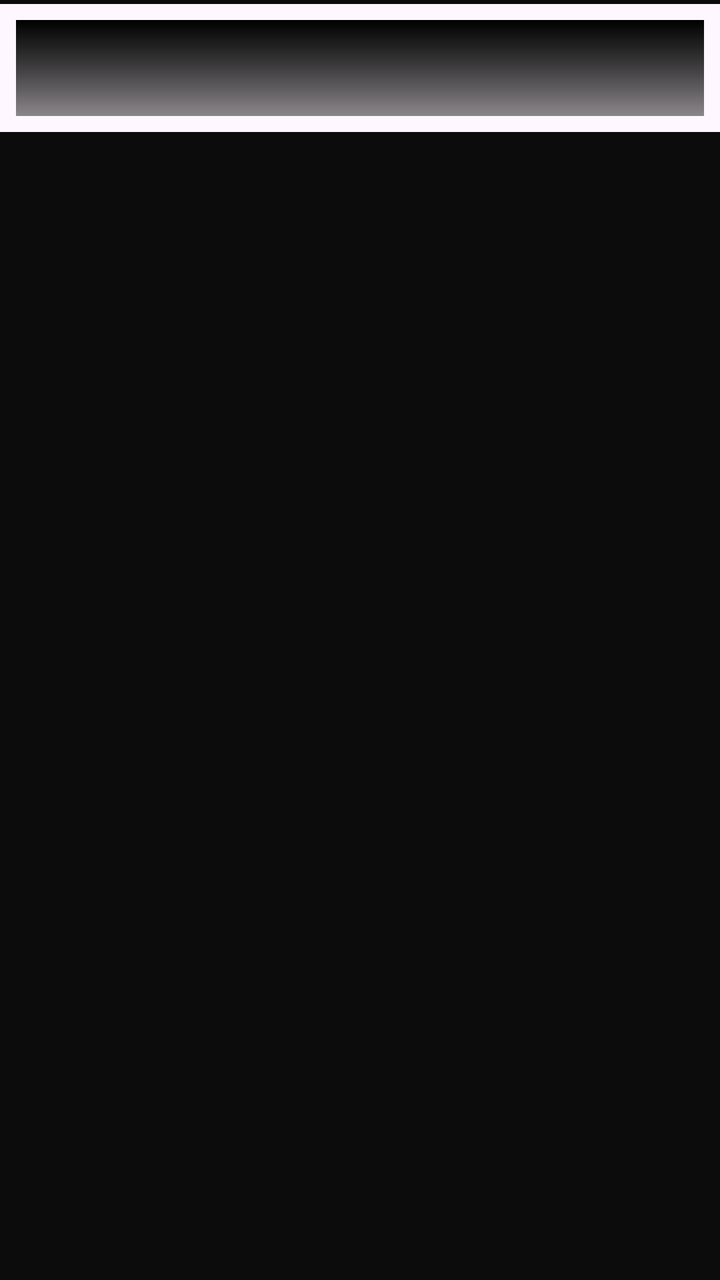
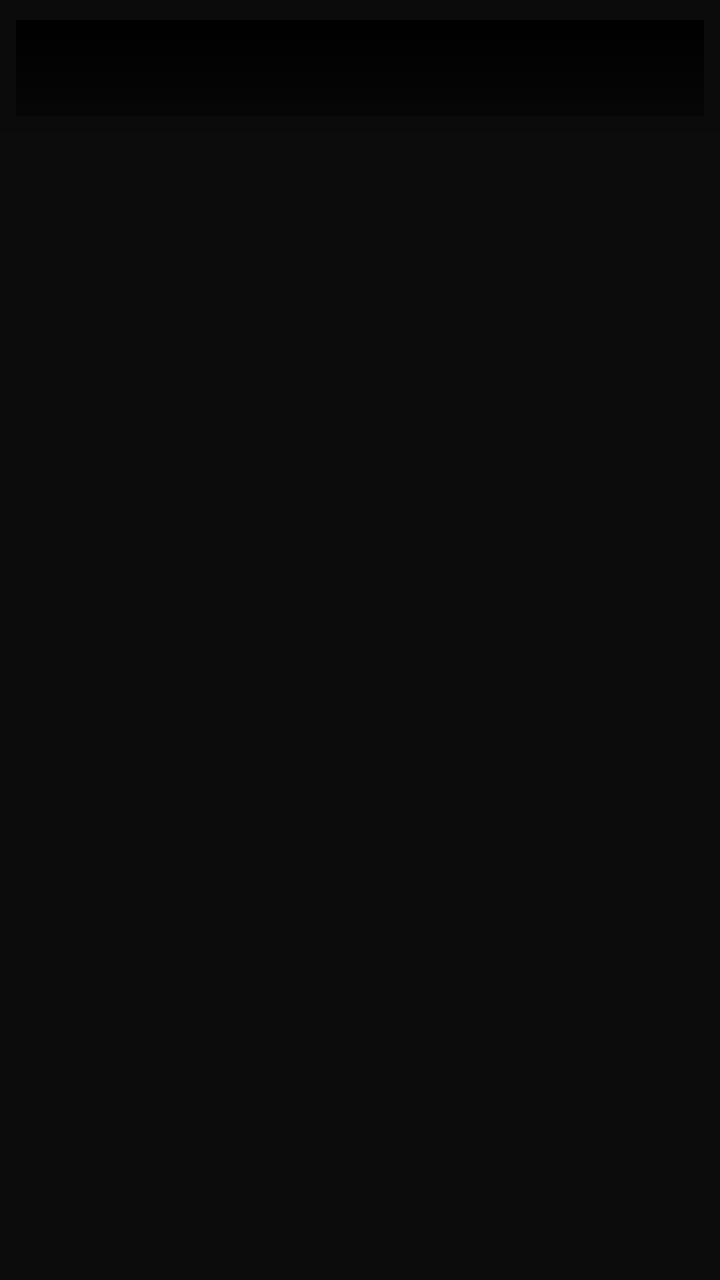

Before-and-after screenshots of an Android layout around one commit, followed by the original layout XML and the change that was made.
<!-- AndroidManifest.xml: application theme Theme.AniSearch -->
<!-- res/layout/fragment_schedule_anime.xml -->
<?xml version="1.0" encoding="utf-8"?>
<androidx.constraintlayout.widget.ConstraintLayout xmlns:android="http://schemas.android.com/apk/res/android"
    xmlns:app="http://schemas.android.com/apk/res-auto"
    xmlns:tools="http://schemas.android.com/tools"
    android:layout_width="match_parent"
    android:layout_height="match_parent"
    android:background="@color/colorBlack"
    android:clipToPadding="false"
    android:clipChildren="false"
    tools:context=".ui.schedule.fragment.ScheduleAnimeFragment">

    <View
        android:id="@+id/schedule_status_bar_placeholder"
        android:layout_width="match_parent"
        android:layout_height="@dimen/dimen2"
        android:background="@drawable/background_status_bar"
        android:elevation="0dp"
        android:outlineProvider="none"
        android:translationZ="0dp"
        app:elevation="0dp"
        app:layout_constraintTop_toTopOf="parent" />

    <com.google.android.material.appbar.AppBarLayout
        android:id="@+id/abl_schedule"
        android:layout_width="match_parent"
        android:layout_height="wrap_content"
        app:layout_constraintTop_toBottomOf="@id/schedule_status_bar_placeholder"
        >

        <com.google.android.material.tabs.TabLayout
            android:id="@+id/tabLayout"
            android:layout_width="match_parent"
            android:layout_height="wrap_content"
            app:tabMode="scrollable"
            app:tabMaxWidth="@dimen/dimen159"
            app:tabMinWidth="@dimen/dimen135"
            android:layout_margin="@dimen/dimen8"
            app:tabBackground="@drawable/tabs_selector"
            app:tabIndicator="@null"
            android:background="@drawable/gradient_black_reverse"
            app:tabSelectedTextColor="@color/colorWhite"
            app:tabTextColor="@color/colorBlack"
            />

    </com.google.android.material.appbar.AppBarLayout>

    <androidx.viewpager2.widget.ViewPager2
        android:id="@+id/viewPager"
        android:layout_width="match_parent"
        android:layout_height="@dimen/dimen0"
        app:layout_constraintTop_toBottomOf="@id/abl_schedule"
        app:layout_constraintBottom_toBottomOf="parent"
        android:layout_marginTop="@dimen/dimen8"
        app:layout_behavior="@string/appbar_scrolling_view_behavior" />

</androidx.constraintlayout.widget.ConstraintLayout>
<!-- resources referenced by this layout -->
<resources>
  <color name="colorBlack">#0C0C0D</color>
  <color name="colorWhite">#FFFFFF</color>
  <dimen name="dimen0">0dp</dimen>
  <dimen name="dimen135">135dp</dimen>
  <dimen name="dimen159">159dp</dimen>
  <dimen name="dimen2">2dp</dimen>
  <dimen name="dimen8">8dp</dimen>
  <!-- drawable background_status_bar (drawable) -->
  <?xml version="1.0" encoding="utf-8"?>
  <shape xmlns:android="http://schemas.android.com/apk/res/android">
      <solid android:color="#E40D0C0C"/>
  </shape>
  <!-- drawable gradient_black_reverse (drawable) -->
  <?xml version="1.0" encoding="utf-8"?>
  <shape xmlns:android="http://schemas.android.com/apk/res/android">
      <gradient
          android:angle="270"
          android:startColor="#000000"
          android:centerColor="#C0000000"
          android:endColor="#74000000"
          android:type="linear" />
  </shape>
  <!-- drawable tabs_selector (drawable) -->
  <?xml version="1.0" encoding="utf-8"?>
  <selector xmlns:android="http://schemas.android.com/apk/res/android">
      <item android:drawable="@drawable/tab_selected_bg" android:state_selected="true" />
      <item android:drawable="@drawable/tab_unselected_bg" />
  </selector>
  <style name="Theme.AniSearch" parent="Theme.Material3.DayNight.NoActionBar">
          <item name="android:colorPrimary">@color/colorGray800</item>
          <item name="android:windowBackground">@color/colorBlack</item>
      </style>
  <!-- drawable tab_selected_bg (drawable) -->
  <?xml version="1.0" encoding="utf-8"?>
  <layer-list xmlns:android="http://schemas.android.com/apk/res/android">
  
      <item
          android:bottom="@dimen/dimen6"
          android:left="@dimen/dimen6"
          android:right="@dimen/dimen6"
          android:top="@dimen/dimen6">
  
          <shape>
              <solid android:color="@color/colorRedPink" />
              <corners android:radius="@dimen/dimen6" />
          </shape>
      </item>
  </layer-list>
  <!-- drawable tab_unselected_bg (drawable) -->
  <?xml version="1.0" encoding="utf-8"?>
  <layer-list xmlns:android="http://schemas.android.com/apk/res/android">
  
      <item
          android:bottom="@dimen/dimen6"
          android:left="@dimen/dimen6"
          android:right="@dimen/dimen6"
          android:top="@dimen/dimen6">
  
          <shape>
              <solid android:color="@color/colorWhite" />
              <corners android:radius="@dimen/dimen6" />
          </shape>
      </item>
  </layer-list>
  <color name="colorGray800">#27272A</color>
  <dimen name="dimen6">6dp</dimen>
  <color name="colorRedPink">#D3335D</color>
</resources>

<!-- the commit's change to res/layout/fragment_schedule_anime.xml (unified diff, before → after) -->
@@ -24,6 +24,7 @@
         android:id="@+id/abl_schedule"
         android:layout_width="match_parent"
         android:layout_height="wrap_content"
+        android:background="@drawable/background_status_bar"
         app:layout_constraintTop_toBottomOf="@id/schedule_status_bar_placeholder"
         >
 
@@ -50,7 +51,7 @@
         android:layout_height="@dimen/dimen0"
         app:layout_constraintTop_toBottomOf="@id/abl_schedule"
         app:layout_constraintBottom_toBottomOf="parent"
-        android:layout_marginTop="@dimen/dimen8"
+        android:layout_marginTop="@dimen/dimen6"
         app:layout_behavior="@string/appbar_scrolling_view_behavior" />
 
 </androidx.constraintlayout.widget.ConstraintLayout>
